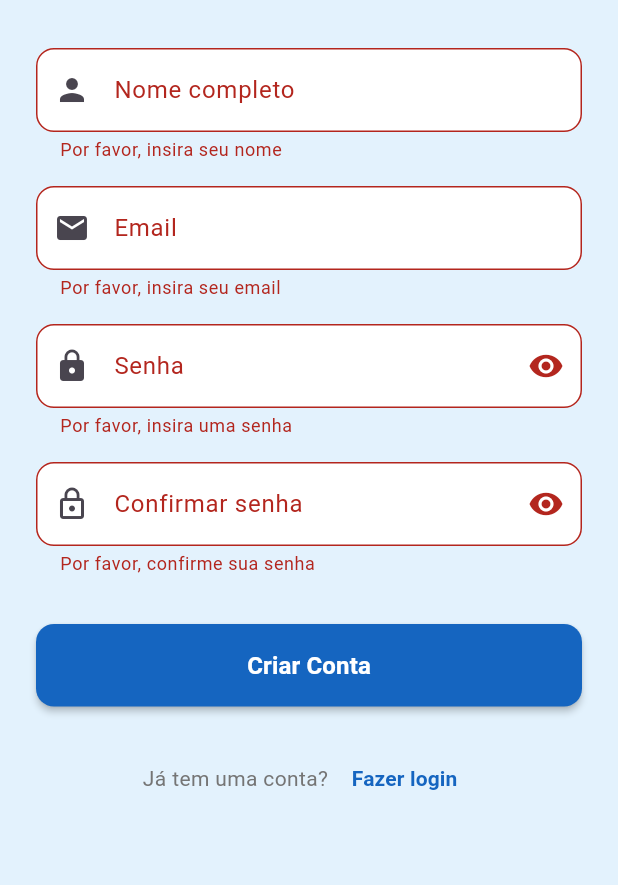
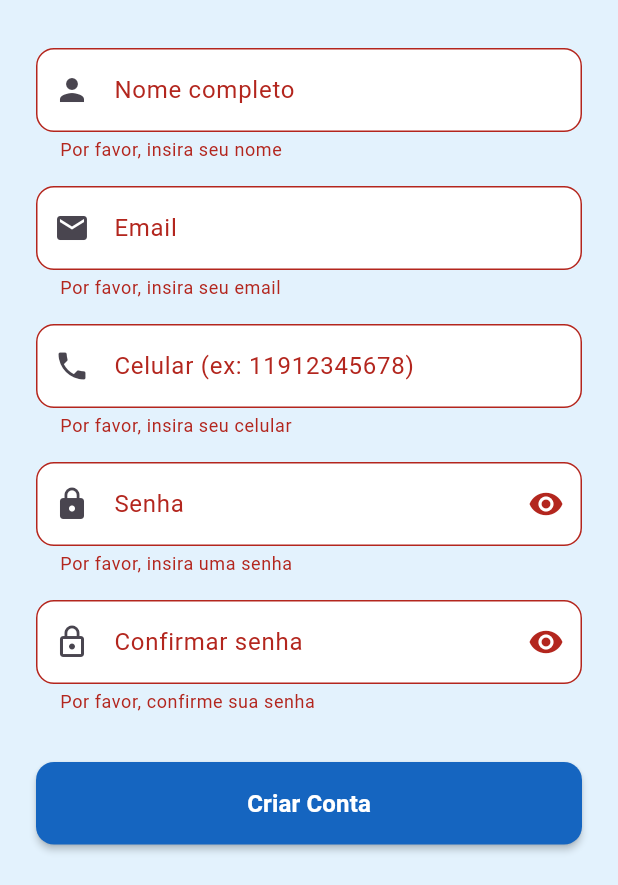
Before and after one commit to PedroLVA/AFMobile, a Flutter app: the RegisterPage screen opened directly, after a tap on "Criar Conta", on a phone screen of 412 x 824 dp, the part 351-1236 px from its top. Run offline on Flutter 3.47's test engine with Material 3 defaults, Android fonts, the light colour scheme and no system bars; our stand-ins replace cloud_firestore, firebase_auth, firebase_core; accounts and stored records are empty.

Commit message:
feat: add celular para o form de registrar

```diff
--- a/lib/screen/register_page.dart
+++ b/lib/screen/register_page.dart
@@ -1,7 +1,8 @@
-
+// lib/register_page.dart
 import 'package:flutter/material.dart';
 import 'package:sospet/service/AuthService.dart';
-
+// For phone number formatting, you might consider a package like 'mask_text_input_formatter'
+// import 'package:mask_text_input_formatter/mask_text_input_formatter.dart';
 
 class RegisterPage extends StatefulWidget {
   @override
@@ -12,6 +13,7 @@ class _RegisterPageState extends State<RegisterPage> {
   final _formKey = GlobalKey<FormState>();
   final _nameController = TextEditingController();
   final _emailController = TextEditingController();
+  final _phoneController = TextEditingController();
   final _passwordController = TextEditingController();
   final _confirmPasswordController = TextEditingController();
   final AuthService _authService = AuthService();
@@ -19,10 +21,13 @@ class _RegisterPageState extends State<RegisterPage> {
   bool _obscureConfirmPassword = true;
   bool _isLoading = false;
 
+  // final _phoneMaskFormatter = MaskTextInputFormatter( /* ... */ );
+
   @override
   void dispose() {
     _nameController.dispose();
     _emailController.dispose();
+    _phoneController.dispose();
     _passwordController.dispose();
     _confirmPasswordController.dispose();
     super.dispose();
@@ -31,35 +36,49 @@ class _RegisterPageState extends State<RegisterPage> {
   void _handleRegister() async {
     if (_formKey.currentState!.validate()) {
       setState(() => _isLoading = true);
-
       try {
         await _authService.registerWithEmailAndPassword(
-          _emailController.text,
+          _emailController.text.trim(),
           _passwordController.text,
-          _nameController.text,
+          _nameController.text.trim(),
+          _phoneController.text.trim(),
         );
-
+        if (mounted) {
           ScaffoldMessenger.of(context).showSnackBar(
             SnackBar(
-            content: Text('Conta criada com sucesso!'),
+              content: Text('Conta criada com sucesso! Verifique seu email para login.'),
               backgroundColor: Colors.green,
             ),
           );
-
-        // Navigate back to login or home (AuthWrapper will handle it)
           Navigator.pop(context);
-
+        }
       } catch (e) {
+        if (mounted) {
           ScaffoldMessenger.of(context).showSnackBar(
             SnackBar(
               content: Text(e.toString()),
               backgroundColor: Colors.red,
             ),
           );
+        }
       } finally {
         if (mounted) setState(() => _isLoading = false);
       }
     }
+  }
+
+  // Helper for consistent InputDecoration
+  InputDecoration _buildInputDecoration(String labelText, IconData prefixIconData, {Widget? suffixIcon}) {
+    return InputDecoration(
+      labelText: labelText,
+      prefixIcon: Icon(prefixIconData),
+      suffixIcon: suffixIcon,
+      border: OutlineInputBorder(
+        borderRadius: BorderRadius.circular(12),
+      ),
+      filled: true,
+      fillColor: Colors.white,
+    );
   }
 
   @override
@@ -80,15 +99,12 @@ class _RegisterPageState extends State<RegisterPage> {
               crossAxisAlignment: CrossAxisAlignment.stretch,
               children: [
                 SizedBox(height: 20),
-
-                // Logo/Icon
                 Icon(
                   Icons.pets,
                   size: 80,
                   color: Colors.blue[800],
                 ),
                 SizedBox(height: 20),
-
                 Text(
                   'Junte-se ao SOS Pet',
                   textAlign: TextAlign.center,
@@ -104,15 +120,7 @@ class _RegisterPageState extends State<RegisterPage> {
                 TextFormField(
                   controller: _nameController,
                   enabled: !_isLoading,
-                  decoration: InputDecoration(
-                    labelText: 'Nome completo',
-                    prefixIcon: Icon(Icons.person),
-                    border: OutlineInputBorder(
-                      borderRadius: BorderRadius.circular(12),
-                    ),
-                    filled: true,
-                    fillColor: Colors.white,
-                  ),
+                  decoration: _buildInputDecoration('Nome completo', Icons.person), // <-- RESTORED
                   validator: (value) {
                     if (value == null || value.isEmpty) {
                       return 'Por favor, insira seu nome';
@@ -130,15 +138,7 @@ class _RegisterPageState extends State<RegisterPage> {
                   controller: _emailController,
                   enabled: !_isLoading,
                   keyboardType: TextInputType.emailAddress,
-                  decoration: InputDecoration(
-                    labelText: 'Email',
-                    prefixIcon: Icon(Icons.email),
-                    border: OutlineInputBorder(
-                      borderRadius: BorderRadius.circular(12),
-                    ),
-                    filled: true,
-                    fillColor: Colors.white,
-                  ),
+                  decoration: _buildInputDecoration('Email', Icons.email), // <-- RESTORED
                   validator: (value) {
                     if (value == null || value.isEmpty) {
                       return 'Por favor, insira seu email';
@@ -151,14 +151,34 @@ class _RegisterPageState extends State<RegisterPage> {
                 ),
                 SizedBox(height: 16),
 
+                // Phone number field
+                TextFormField(
+                  controller: _phoneController,
+                  enabled: !_isLoading,
+                  keyboardType: TextInputType.phone,
+                  // inputFormatters: [_phoneMaskFormatter],
+                  decoration: _buildInputDecoration('Celular (ex: 11912345678)', Icons.phone), // <-- Using helper
+                  validator: (value) {
+                    if (value == null || value.isEmpty) {
+                      return 'Por favor, insira seu celular';
+                    }
+                    final phoneRegExp = RegExp(r'^\d{10,11}$');
+                    if (!phoneRegExp.hasMatch(value.replaceAll(RegExp(r'\D'), ''))) {
+                      return 'Número de celular inválido';
+                    }
+                    return null;
+                  },
+                ),
+                SizedBox(height: 16),
+
                 // Password field
                 TextFormField(
                   controller: _passwordController,
                   enabled: !_isLoading,
                   obscureText: _obscurePassword,
-                  decoration: InputDecoration(
-                    labelText: 'Senha',
-                    prefixIcon: Icon(Icons.lock),
+                  decoration: _buildInputDecoration( // <-- RESTORED
+                    'Senha',
+                    Icons.lock,
                     suffixIcon: IconButton(
                       icon: Icon(_obscurePassword ? Icons.visibility : Icons.visibility_off),
                       onPressed: () {
@@ -167,11 +187,6 @@ class _RegisterPageState extends State<RegisterPage> {
                         });
                       },
                     ),
-                    border: OutlineInputBorder(
-                      borderRadius: BorderRadius.circular(12),
-                    ),
-                    filled: true,
-                    fillColor: Colors.white,
                   ),
                   validator: (value) {
                     if (value == null || value.isEmpty) {
@@ -190,9 +205,9 @@ class _RegisterPageState extends State<RegisterPage> {
                   controller: _confirmPasswordController,
                   enabled: !_isLoading,
                   obscureText: _obscureConfirmPassword,
-                  decoration: InputDecoration(
-                    labelText: 'Confirmar senha',
-                    prefixIcon: Icon(Icons.lock_outline),
+                  decoration: _buildInputDecoration( // <-- RESTORED
+                    'Confirmar senha',
+                    Icons.lock_outline,
                     suffixIcon: IconButton(
                       icon: Icon(_obscureConfirmPassword ? Icons.visibility : Icons.visibility_off),
                       onPressed: () {
@@ -201,11 +216,6 @@ class _RegisterPageState extends State<RegisterPage> {
                         });
                       },
                     ),
-                    border: OutlineInputBorder(
-                      borderRadius: BorderRadius.circular(12),
-                    ),
-                    filled: true,
-                    fillColor: Colors.white,
                   ),
                   validator: (value) {
                     if (value == null || value.isEmpty) {
@@ -222,7 +232,7 @@ class _RegisterPageState extends State<RegisterPage> {
                 // Register button
                 ElevatedButton(
                   onPressed: _isLoading ? null : _handleRegister,
-                  style: ElevatedButton.styleFrom(
+                  style: ElevatedButton.styleFrom( // <-- RESTORED/ENSURED STYLE
                     backgroundColor: Colors.blue[800],
                     foregroundColor: Colors.white,
                     padding: EdgeInsets.symmetric(vertical: 16),
@@ -232,7 +242,7 @@ class _RegisterPageState extends State<RegisterPage> {
                     elevation: 2,
                   ),
                   child: _isLoading
-                      ? SizedBox(
+                      ? SizedBox( // <-- RESTORED/ENSURED LOADING INDICATOR
                     height: 20,
                     width: 20,
                     child: CircularProgressIndicator(
--- a/pubspec.yaml
+++ b/pubspec.yaml
@@ -41,6 +41,7 @@ dependencies:
   flutter_localizations: # Add this
     sdk: flutter         # Add this
   intl: ^0.19.0
+  mask_text_input_formatter: ^2.9.0
 
 dev_dependencies:
   flutter_test:
```
Also changed, not shown: lib/model/user_model.dart (+12 -3 lines), lib/service/AuthService.dart (+46 -11 lines), pubspec.lock. Lines whose indentation alone changed are shown as unchanged.
